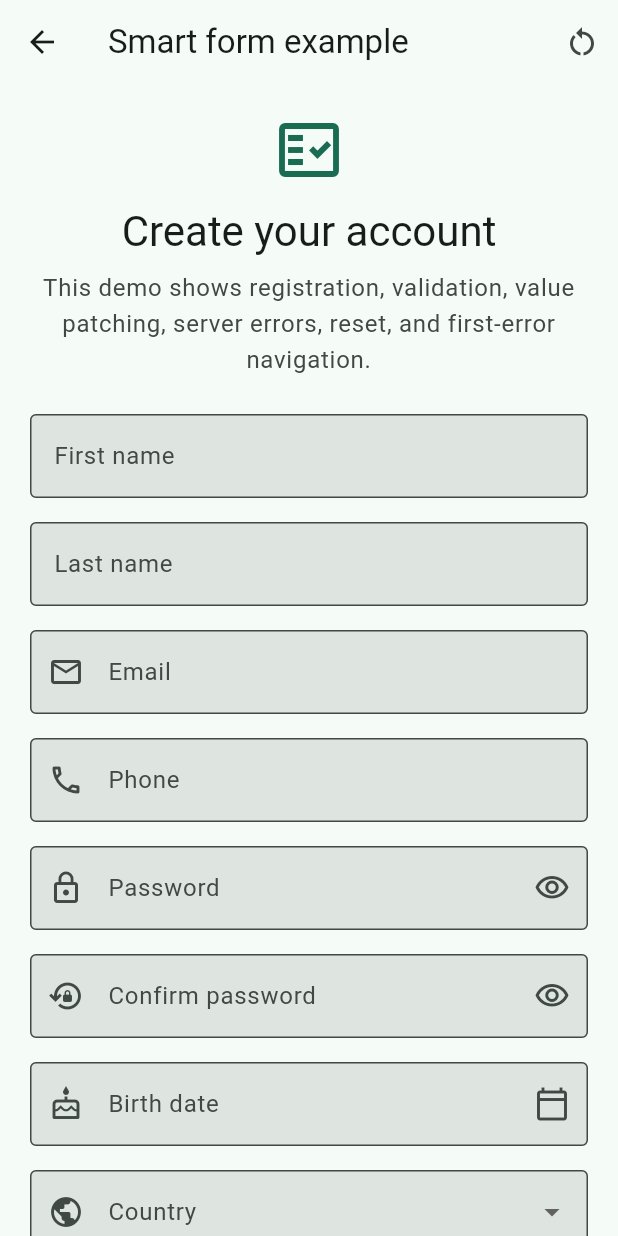
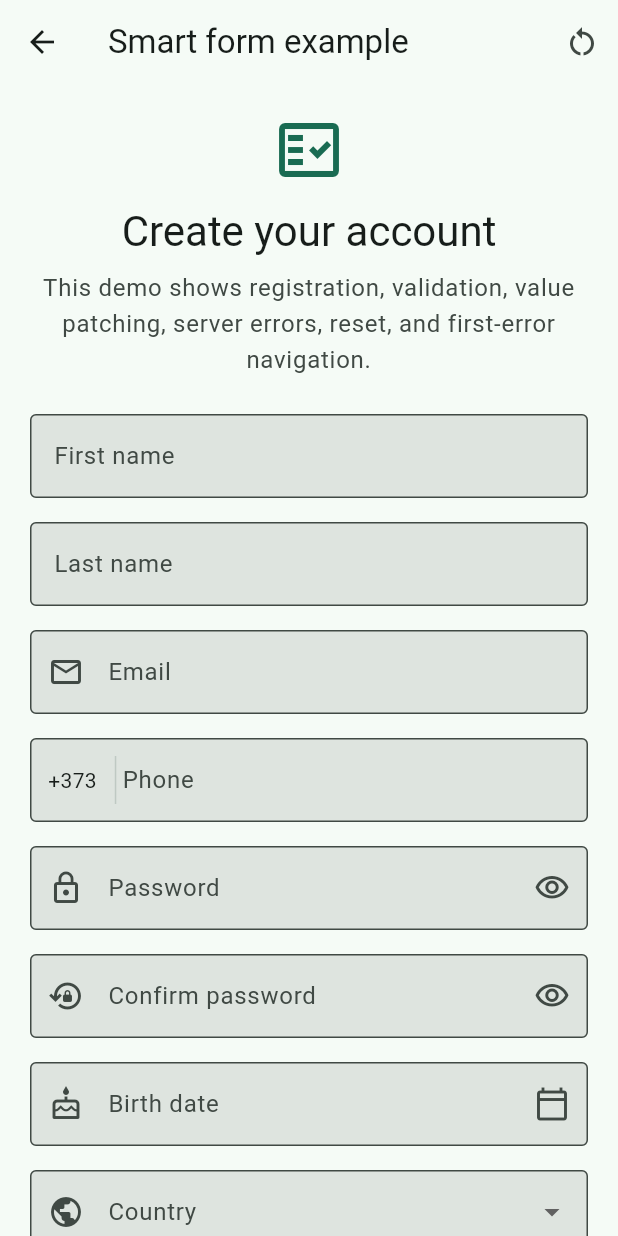
Before and after one commit to PinzaruDaniel/smart_form_fields, a Flutter app: the RegistrationExamplePage screen opened directly, on a phone screen of 412 x 824 dp. Run offline on Flutter 3.47's test engine with Material 3 defaults, Android fonts, the phone set to English and light mode, and no system bars.

Commit message:
feat: add country selector support to SmartPhoneField with customizable layout

```diff
--- a/example/lib/screens/registration_form_screen.dart
+++ b/example/lib/screens/registration_form_screen.dart
@@ -15,6 +15,7 @@ class RegistrationExamplePage extends StatefulWidget {
 class _RegistrationExamplePageState extends State<RegistrationExamplePage> {
   final SmartFormController _formController = SmartFormController();
   bool _isSubmitting = false;
+  String _phoneCountryCode = '+373';
 
   static String? _phone(String? value) {
     if (value == null || value.isEmpty) {
@@ -103,6 +104,33 @@ class _RegistrationExamplePageState extends State<RegistrationExamplePage> {
     }
   }
 
+  Future<void> _selectPhoneCountry() async {
+    final selected = await showModalBottomSheet<String>(
+      context: context,
+      showDragHandle: true,
+      builder: (context) => SafeArea(
+        child: Column(
+          mainAxisSize: MainAxisSize.min,
+          children: <Widget>[
+            for (final country in const <(String, String)>[
+              ('Moldova', '+373'),
+              ('Romania', '+40'),
+              ('Ukraine', '+380'),
+            ])
+              ListTile(
+                title: Text(country.$1),
+                trailing: Text(country.$2),
+                onTap: () => Navigator.pop(context, country.$2),
+              ),
+          ],
+        ),
+      ),
+    );
+    if (selected != null && mounted) {
+      setState(() => _phoneCountryCode = selected);
+    }
+  }
+
   @override
   void dispose() {
     _formController.dispose();
@@ -178,13 +206,18 @@ class _RegistrationExamplePageState extends State<RegistrationExamplePage> {
                       SmartPhoneField(
                         autovalidateMode: .onUnfocus,
                         name: 'phone',
-                        countryCode: '+373 ',
+                        countrySelector: GestureDetector(
+                          onTap: _selectPhoneCountry,
+                          child: Text(_phoneCountryCode),
+                        ),
+                        countrySelectorSeparator: const VerticalDivider(
+                          width: 1,
+                        ),
                         required: true,
                         requiredMessage: 'Phone is required',
                         decoration: const InputDecoration(
                           labelText: 'Phone',
                           hintText: '60 123 456',
-                          prefixIcon: Icon(Icons.phone_outlined),
                         ),
                         textInputAction: TextInputAction.next,
                         inputFormatters: <TextInputFormatter>[
--- a/lib/smart_form_fields.dart
+++ b/lib/smart_form_fields.dart
@@ -40,7 +40,8 @@ export 'src/fields/smart_email_field.dart' show SmartEmailField;
 export 'src/fields/smart_form_field.dart'
     show SmartFieldBuilder, SmartFormField;
 export 'src/fields/smart_password_field.dart' show SmartPasswordField;
-export 'src/fields/smart_phone_field.dart' show SmartPhoneField;
+export 'src/fields/smart_phone_field.dart'
+    show SmartPhoneCountrySelectorLayout, SmartPhoneField;
 export 'src/fields/smart_text_field.dart' show SmartTextField;
 export 'src/validation/smart_async_validator.dart' show SmartAsyncValidator;
 export 'src/validation/smart_async_validators.dart' show SmartAsyncValidators;
--- a/lib/src/fields/smart_phone_field.dart
+++ b/lib/src/fields/smart_phone_field.dart
@@ -7,7 +7,16 @@ import '../validation/smart_validator.dart';
 import '../validation/smart_validators.dart';
 import 'smart_text_field.dart';
 
-/// A phone input field without an opinionated international phone engine.
+/// Controls where [SmartPhoneField.countrySelector] is rendered.
+enum SmartPhoneCountrySelectorLayout {
+  /// Renders the selector within the Material input decoration.
+  insideField,
+
+  /// Renders the selector beside the input as a separate row child.
+  separate,
+}
+
+/// A phone input that supports custom country selectors and phone formatters.
 class SmartPhoneField extends StatefulWidget {
   /// Creates a phone field registered as [name].
   const SmartPhoneField({
@@ -16,6 +25,10 @@ class SmartPhoneField extends StatefulWidget {
     this.controller,
     this.focusNode,
     this.countryCode,
+    this.countrySelector,
+    this.countrySelectorLayout = SmartPhoneCountrySelectorLayout.insideField,
+    this.countrySelectorSeparator,
+    this.countrySelectorPadding = const EdgeInsets.symmetric(horizontal: 12),
     this.required = false,
     this.requiredMessage = 'This field is required.',
     this.validators = const [],
@@ -45,7 +58,30 @@ class SmartPhoneField extends StatefulWidget {
   final FocusNode? focusNode;
 
   /// Optional visual prefix, such as `+373`.
+  ///
+  /// Ignored when [countrySelector] is supplied because the selector owns the
+  /// visible calling code in that configuration.
   final String? countryCode;
+
+  /// Optional application-owned country selector displayed before the input.
+  ///
+  /// This can be a button that opens a dropdown, dialog, or bottom sheet. The
+  /// package deliberately does not prescribe how countries are selected, so
+  /// callers can use localized country data from their preferred phone-number
+  /// package.
+  final Widget? countrySelector;
+
+  /// Whether [countrySelector] is inside the input or beside it.
+  final SmartPhoneCountrySelectorLayout countrySelectorLayout;
+
+  /// Optional separator rendered between [countrySelector] and the input.
+  ///
+  /// A `VerticalDivider` is useful for [SmartPhoneCountrySelectorLayout.insideField],
+  /// while a `SizedBox` can provide spacing for the separate layout.
+  final Widget? countrySelectorSeparator;
+
+  /// Padding around an inside-field [countrySelector].
+  final EdgeInsetsGeometry countrySelectorPadding;
 
   /// Whether an empty value is invalid.
   final bool required;
@@ -117,8 +153,25 @@ class _SmartPhoneFieldState extends State<SmartPhoneField> {
     ];
   }
 
-  @override
-  Widget build(BuildContext context) {
+  Widget _buildCountrySelector({required bool insideField}) {
+    final separator = widget.countrySelectorSeparator;
+    return Row(
+      mainAxisSize: MainAxisSize.min,
+      children: <Widget>[
+        if (insideField)
+          Padding(
+            padding: widget.countrySelectorPadding,
+            child: widget.countrySelector,
+          )
+        else
+          widget.countrySelector!,
+        if (separator != null)
+          SizedBox(height: insideField ? 32 : 56, child: separator),
+      ],
+    );
+  }
+
+  Widget _buildTextField({InputDecoration? decoration}) {
     return SmartTextField(
       name: widget.name,
       initialValue: widget.initialValue,
@@ -130,9 +183,7 @@ class _SmartPhoneFieldState extends State<SmartPhoneField> {
       autovalidateMode: widget.autovalidateMode,
       errorAnimation: widget.errorAnimation,
       enabled: widget.enabled,
-      decoration: widget.decoration.copyWith(
-        prefixText: widget.decoration.prefixText ?? widget.countryCode,
-      ),
+      decoration: decoration ?? widget.decoration,
       keyboardType: TextInputType.phone,
       textInputAction: widget.textInputAction,
       inputFormatters: widget.inputFormatters,
@@ -140,4 +191,41 @@ class _SmartPhoneFieldState extends State<SmartPhoneField> {
       onSubmitted: widget.onSubmitted,
     );
   }
+
+  @override
+  Widget build(BuildContext context) {
+    final selector = widget.countrySelector;
+    if (selector == null) {
+      return _buildTextField(
+        decoration: widget.decoration.copyWith(
+          prefixText: widget.decoration.prefixText ?? widget.countryCode,
+        ),
+      );
+    }
+
+    if (widget.countrySelectorLayout ==
+        SmartPhoneCountrySelectorLayout.separate) {
+      return Row(
+        crossAxisAlignment: CrossAxisAlignment.start,
+        children: <Widget>[
+          _buildCountrySelector(insideField: false),
+          Expanded(child: _buildTextField()),
+        ],
+      );
+    }
+
+    final existingPrefixIcon = widget.decoration.prefixIcon;
+    return _buildTextField(
+      decoration: widget.decoration.copyWith(
+        prefixText: null,
+        prefixIcon: Row(
+          mainAxisSize: MainAxisSize.min,
+          children: <Widget>[
+            _buildCountrySelector(insideField: true),
+            ?existingPrefixIcon,
+          ],
+        ),
+      ),
+    );
+  }
 }
--- a/pubspec.yaml
+++ b/pubspec.yaml
@@ -1,6 +1,6 @@
 name: smart_form_fields
 description: Behavior-first Flutter forms with validation and first-error navigation.
-version: 1.0.1
+version: 1.1.0
 homepage: https://github.com/PinzaruDaniel/smart_form_fields
 issue_tracker: https://github.com/PinzaruDaniel/smart_form_fields/issues
 
```
Also changed, not shown: example/pubspec.lock, 3 other files.
